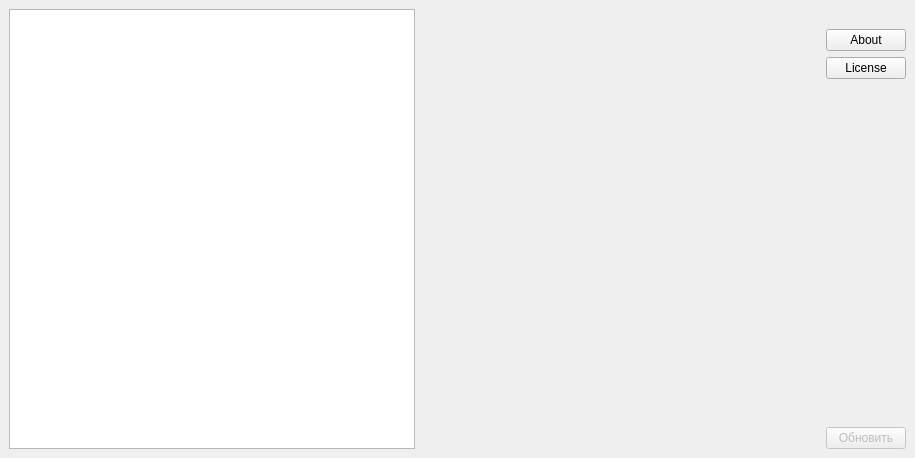
Qt form design.ui (qerty123/electrotech_lib) before a commit.
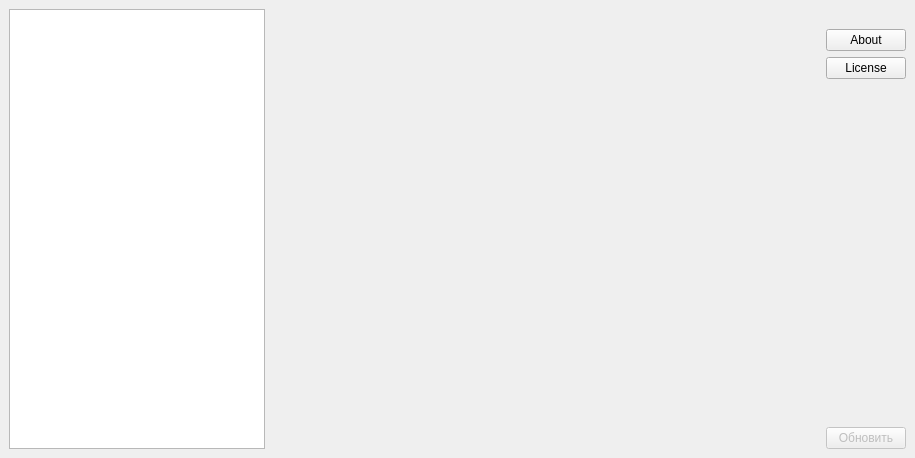
The same form after that commit. Icons and pictures are not drawn.

What changed in the file:
```diff
--- a/design.ui
+++ b/design.ui
@@ -18,7 +18,20 @@
     <item>
      <layout class="QHBoxLayout" name="horizontalLayout">
       <item>
-       <widget class="QListWidget" name="list"/>
+       <widget class="QListWidget" name="list">
+        <property name="sizePolicy">
+         <sizepolicy hsizetype="Preferred" vsizetype="Expanding">
+          <horstretch>0</horstretch>
+          <verstretch>0</verstretch>
+         </sizepolicy>
+        </property>
+        <property name="maximumSize">
+         <size>
+          <width>400</width>
+          <height>16777215</height>
+         </size>
+        </property>
+       </widget>
       </item>
       <item>
        <spacer name="horizontalSpacer">
```
Left out of the diff: 54 changed lines with no effect on the pictures.
